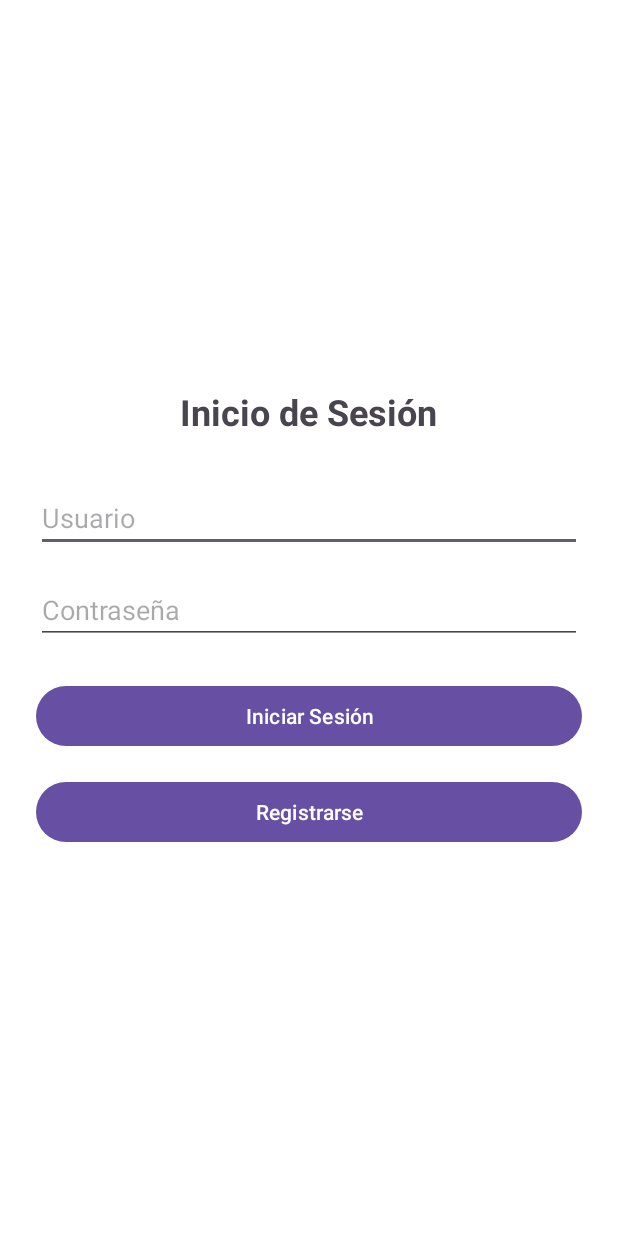
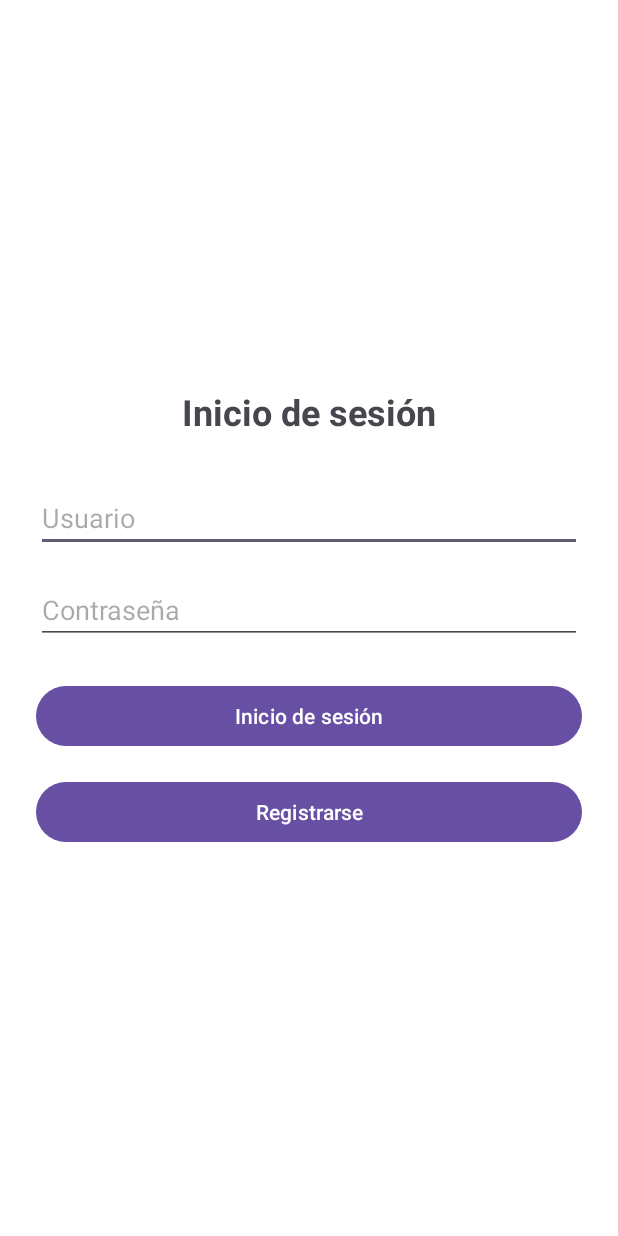
Before and after one commit to JuanPatinoPlayon/dispositivos_moviles, an Android app: the screen it shows after launch (LoginActivity), on a phone screen of 412 x 824 dp. Run offline under Robolectric (Android 15) with nearby library versions, the phone set to English and light mode, and no system bars.

Commit message:
Ciclo de vida implementado en las activity

```diff
--- a/src/main/java/com/example/unidad1_moviles/LoginActivity.java
+++ b/src/main/java/com/example/unidad1_moviles/LoginActivity.java
@@ -2,6 +2,7 @@ package com.example.unidad1_moviles;
 
 import android.content.Intent;
 import android.os.Bundle;
+import android.util.Log;
 import android.view.View;
 import android.widget.Button;
 import android.widget.EditText;
@@ -53,4 +54,12 @@ public class LoginActivity extends AppCompatActivity {
             }
         });
     }
+
+    @Override protected void onStart() { super.onStart(); Log.d("CICLO_VIDA", "LoginActivity - onStart"); }
+    @Override protected void onResume() { super.onResume(); Log.d("CICLO_VIDA", "LoginActivity - onResume"); }
+    @Override protected void onPause() { super.onPause(); Log.d("CICLO_VIDA", "LoginActivity - onPause"); }
+    @Override protected void onStop() { super.onStop(); Log.d("CICLO_VIDA", "LoginActivity - onStop"); }
+    @Override protected void onRestart() { super.onRestart(); Log.d("CICLO_VIDA", "LoginActivity - onRestart"); }
+    @Override protected void onDestroy() { super.onDestroy(); Log.d("CICLO_VIDA", "LoginActivity - onDestroy"); }
+
 }
--- a/src/main/java/com/example/unidad1_moviles/SplashActivity.java
+++ b/src/main/java/com/example/unidad1_moviles/SplashActivity.java
@@ -3,6 +3,8 @@ package com.example.unidad1_moviles;
 import android.content.Intent;
 import android.os.Bundle;
 import android.os.Handler;
+import android.util.Log;
+
 import androidx.appcompat.app.AppCompatActivity;
 
 public class SplashActivity extends AppCompatActivity {
@@ -20,4 +22,40 @@ public class SplashActivity extends AppCompatActivity {
             }
         }, 3000); // 3 segundos
     }
+    @Override
+    protected void onStart() {
+        super.onStart();
+        Log.d("CICLO_VIDA", "SplashActivity - onStart llamado");
+    }
+
+    @Override
+    protected void onResume() {
+        super.onResume();
+        Log.d("CICLO_VIDA", "SplashActivity - onResume llamado");
+    }
+
+    @Override
+    protected void onPause() {
+        super.onPause();
+        Log.d("CICLO_VIDA", "SplashActivity - onPause llamado");
+    }
+
+    @Override
+    protected void onStop() {
+        super.onStop();
+        Log.d("CICLO_VIDA", "SplashActivity - onStop llamado");
+    }
+
+    @Override
+    protected void onRestart() {
+        super.onRestart();
+        Log.d("CICLO_VIDA", "SplashActivity - onRestart llamado");
+    }
+
+    @Override
+    protected void onDestroy() {
+        super.onDestroy();
+        Log.d("CICLO_VIDA", "SplashActivity - onDestroy llamado");
+    }
+
 }
--- a/src/main/res/layout/activity_login.xml
+++ b/src/main/res/layout/activity_login.xml
@@ -12,7 +12,7 @@
         android:id="@+id/tvTitulo"
         android:layout_width="wrap_content"
         android:layout_height="wrap_content"
-        android:text="Inicio de Sesión"
+        android:text="@string/title_login"
         android:textSize="24sp"
         android:textStyle="bold"
         android:layout_marginBottom="32dp"/>
@@ -22,16 +22,18 @@
         android:id="@+id/etUsuario"
         android:layout_width="match_parent"
         android:layout_height="wrap_content"
-        android:hint="Usuario"
+        android:hint="@string/title_txt_usu"
         android:inputType="textPersonName"
-        android:layout_marginBottom="16dp"/>
+        android:layout_marginBottom="16dp"
+        android:autofillHints="emailAddress"/>
+
 
 
     <EditText
         android:id="@+id/etContrasena"
         android:layout_width="match_parent"
         android:layout_height="wrap_content"
-        android:hint="Contraseña"
+        android:hint="@string/title_txt_Con"
         android:inputType="textPassword"
         android:layout_marginBottom="24dp"/>
 
@@ -40,13 +42,13 @@
         android:id="@+id/btnLogin"
         android:layout_width="match_parent"
         android:layout_height="wrap_content"
-        android:text="Iniciar Sesión"/>
+        android:text="@string/title_btn_ini"/>
 
 
     <Button
         android:id="@+id/btnRegistro"
         android:layout_width="match_parent"
         android:layout_height="wrap_content"
-        android:text="Registrarse"
+        android:text="@string/title_btn_Reg"
         android:layout_marginTop="16dp"/>
 </LinearLayout>
--- a/src/main/res/layout/activity_main.xml
+++ b/src/main/res/layout/activity_main.xml
@@ -12,7 +12,7 @@
         android:id="@+id/tvBienvenido"
         android:layout_width="wrap_content"
         android:layout_height="wrap_content"
-        android:text="Pantalla principal"
+        android:text="@string/title_Pantalla_prin"
         android:textSize="22sp"
         android:textStyle="bold"
         android:textColor="@android:color/black"/>
--- a/src/main/res/layout/activity_splash.xml
+++ b/src/main/res/layout/activity_splash.xml
@@ -17,7 +17,7 @@
     <TextView
         android:id="@+id/tvAppName"
         android:layout_marginTop="16dp"
-        android:text="@string/title_login"
+        android:text="@string/title_splash"
         android:textSize="24sp"
         android:textStyle="bold"
         android:layout_width="wrap_content"
--- a/src/main/res/values/strings.xml
+++ b/src/main/res/values/strings.xml
@@ -1,4 +1,10 @@
 <resources>
     <string name="app_name">Unidad1_moviles</string>
-    <string name="title_login" >Mi app</string>
+    <string name="title_splash" >Mi app</string>
+    <string name="title_txt_usu">Usuario</string>
+    <string name="title_txt_Con">Contraseña</string>
+    <string name="title_btn_ini">Inicio de sesión</string>
+    <string name="title_btn_Reg">Registrarse</string>
+    <string name="title_login">Inicio de sesión</string>
+    <string name="title_Pantalla_prin">Pantalla Principal</string>
 </resources>
```
Also changed, not shown: src/main/java/com/example/unidad1_moviles/MainActivity.java (+9 -0 lines).
